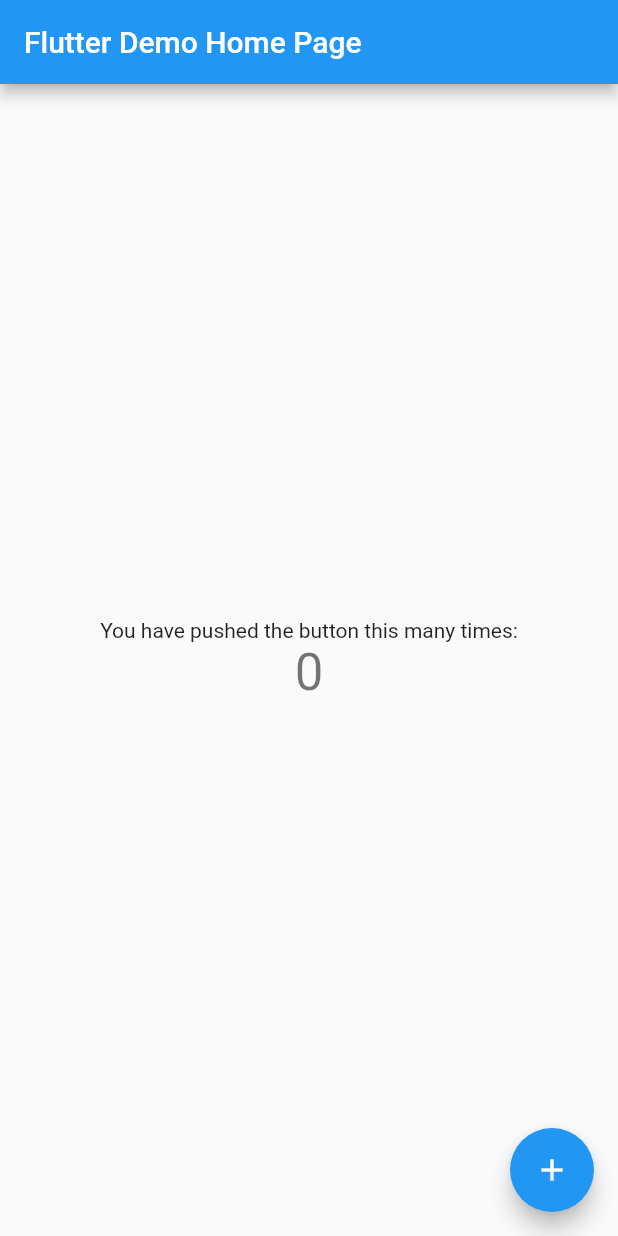
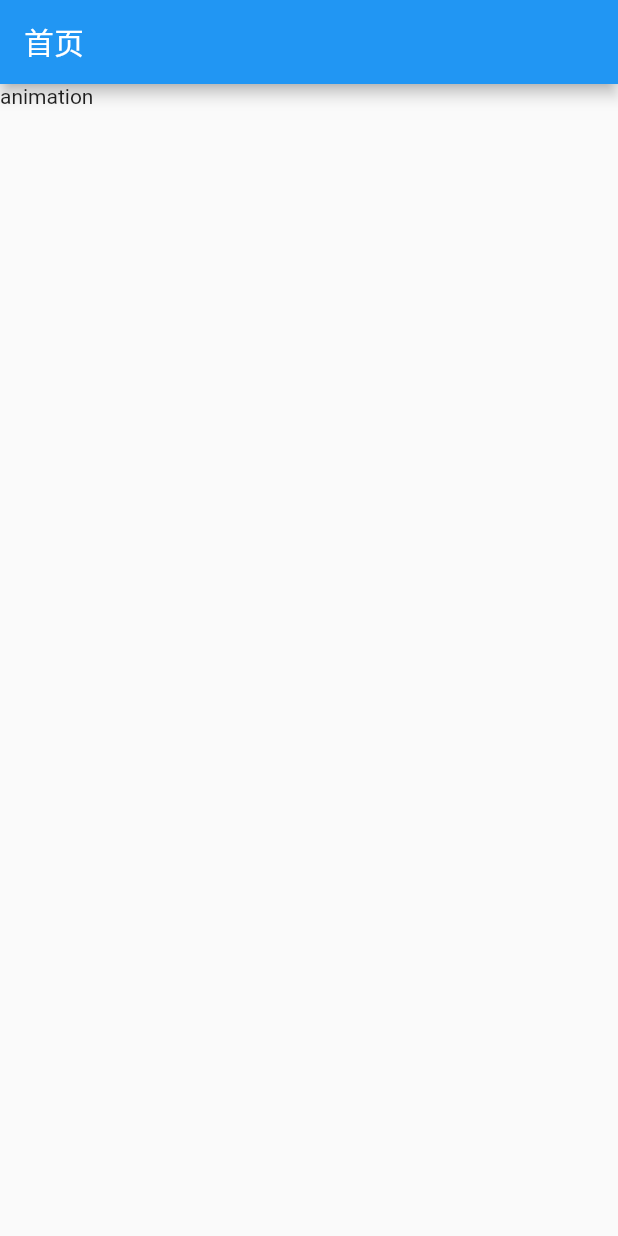
Before and after one commit to liufeihe/play_flutter, a Flutter app: the screen it shows after launch, on a phone screen of 412 x 824 dp. Run offline on Flutter 3.47's test engine with Material 2 defaults, Android fonts, the phone set to English and light mode, and no system bars; missing offline and left inert: flutter_lottie.

Commit message:
add animation

```diff
--- a/lib/main.dart
+++ b/lib/main.dart
@@ -1,4 +1,6 @@
 import 'package:flutter/material.dart';
+import 'package:play_flutter/views/other/animation.dart';
+import 'package:play_flutter/views/user/home.dart';
 
 void main() => runApp(MyApp());
 
@@ -20,92 +22,11 @@ class MyApp extends StatelessWidget {
         // is not restarted.
         primarySwatch: Colors.blue,
       ),
-      home: MyHomePage(title: 'Flutter Demo Home Page'),
+      home: Home(),
+      routes: {
+        // '/': (context)=>Home(),
+        '/animation':(context)=>JsonAnimation(),
+      },
     );
   }
 }
-
-class MyHomePage extends StatefulWidget {
-  MyHomePage({Key key, this.title}) : super(key: key);
-
-  // This widget is the home page of your application. It is stateful, meaning
-  // that it has a State object (defined below) that contains fields that affect
-  // how it looks.
-
-  // This class is the configuration for the state. It holds the values (in this
-  // case the title) provided by the parent (in this case the App widget) and
-  // used by the build method of the State. Fields in a Widget subclass are
-  // always marked "final".
-
-  final String title;
-
-  @override
-  _MyHomePageState createState() => _MyHomePageState();
-}
-
-class _MyHomePageState extends State<MyHomePage> {
-  int _counter = 0;
-
-  void _incrementCounter() {
-    setState(() {
-      // This call to setState tells the Flutter framework that something has
-      // changed in this State, which causes it to rerun the build method below
-      // so that the display can reflect the updated values. If we changed
-      // _counter without calling setState(), then the build method would not be
-      // called again, and so nothing would appear to happen.
-      _counter++;
-    });
-  }
-
-  @override
-  Widget build(BuildContext context) {
-    // This method is rerun every time setState is called, for instance as done
-    // by the _incrementCounter method above.
-    //
-    // The Flutter framework has been optimized to make rerunning build methods
-    // fast, so that you can just rebuild anything that needs updating rather
-    // than having to individually change instances of widgets.
-    return Scaffold(
-      appBar: AppBar(
-        // Here we take the value from the MyHomePage object that was created by
-        // the App.build method, and use it to set our appbar title.
-        title: Text(widget.title),
-      ),
-      body: Center(
-        // Center is a layout widget. It takes a single child and positions it
-        // in the middle of the parent.
-        child: Column(
-          // Column is also a layout widget. It takes a list of children and
-          // arranges them vertically. By default, it sizes itself to fit its
-          // children horizontally, and tries to be as tall as its parent.
-          //
-          // Invoke "debug painting" (press "p" in the console, choose the
-          // "Toggle Debug Paint" action from the Flutter Inspector in Android
-          // Studio, or the "Toggle Debug Paint" command in Visual Studio Code)
-          // to see the wireframe for each widget.
-          //
-          // Column has various properties to control how it sizes itself and
-          // how it positions its children. Here we use mainAxisAlignment to
-          // center the children vertically; the main axis here is the vertical
-          // axis because Columns are vertical (the cross axis would be
-          // horizontal).
-          mainAxisAlignment: MainAxisAlignment.center,
-          children: <Widget>[
-            Text(
-              'You have pushed the button this many times:',
-            ),
-            Text(
-              '$_counter',
-              style: Theme.of(context).textTheme.display1,
-            ),
-          ],
-        ),
-      ),
-      floatingActionButton: FloatingActionButton(
-        onPressed: _incrementCounter,
-        tooltip: 'Increment',
-        child: Icon(Icons.add),
-      ), // This trailing comma makes auto-formatting nicer for build methods.
-    );
-  }
-}
--- a/lib/views/user/home.dart
+++ b/lib/views/user/home.dart
@@ -0,0 +1,31 @@
+import 'package:flutter/material.dart';
+
+class Home extends StatefulWidget{
+  @override
+  State<StatefulWidget> createState() {
+    return _HomeState();
+  }
+}
+
+class _HomeState extends State<Home>{
+  @override
+  Widget build(BuildContext context) {
+    return Scaffold(
+      appBar: AppBar(
+        title: Text('首页'),
+      ),
+      body: Container(
+        child: Column(
+          children: <Widget>[
+            GestureDetector(
+              onTap: (){
+                Navigator.pushNamed(context, '/animation');
+              },
+              child: Text('animation'),
+            ),
+          ],
+        ),
+      ),
+    );
+  }
+}
--- a/pubspec.yaml
+++ b/pubspec.yaml
@@ -23,6 +23,7 @@ dependencies:
   # The following adds the Cupertino Icons font to your application.
   # Use with the CupertinoIcons class for iOS style icons.
   cupertino_icons: ^0.1.2
+  flutter_lottie: ^0.2.0
 
 dev_dependencies:
   flutter_test:
@@ -41,7 +42,8 @@ flutter:
   uses-material-design: true
 
   # To add assets to your application, add an assets section, like this:
-  # assets:
+  assets:
+    - assets/animations/
   #  - images/a_dot_burr.jpeg
   #  - images/a_dot_ham.jpeg
 
```
Also changed, not shown: assets/animations/radar.json (added, +1 -0 lines), lib/views/other/animation.dart (added, +67 -0 lines), pubspec.lock, 3 other files.
